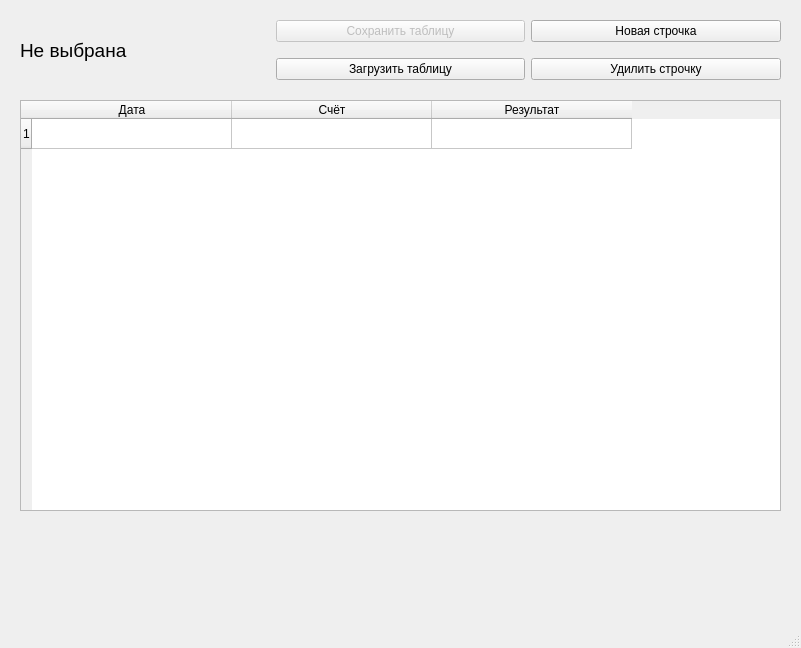
OgnestrelYT/Sport-Oracle, file test.ui: the form before one commit.
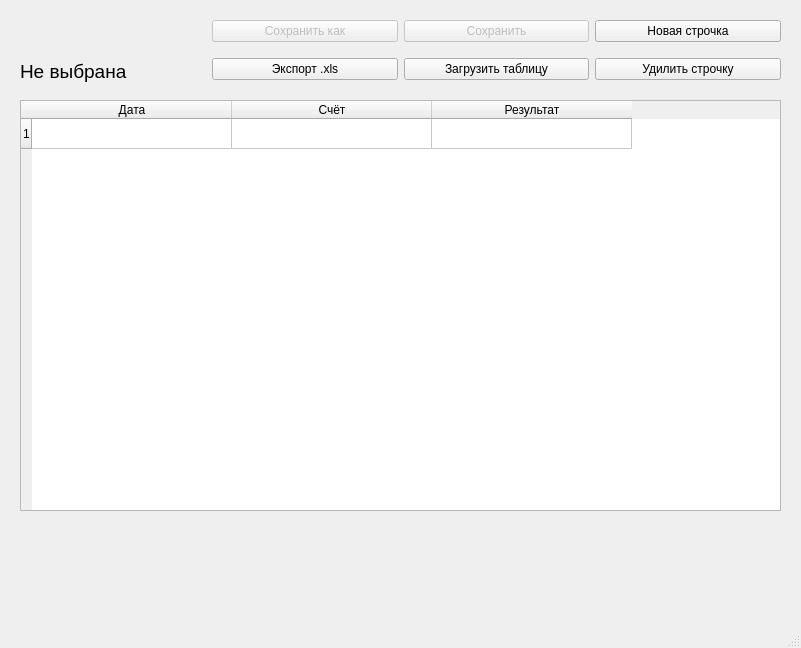
The form after the commit.

The edit to the form file:
```diff
--- a/test.ui
+++ b/test.ui
@@ -85,6 +85,20 @@
     </property>
     <layout class="QHBoxLayout" name="horizontalLayout">
      <item>
+      <layout class="QVBoxLayout" name="verticalLayout_2">
+       <item>
+        <widget class="QLabel" name="Error_Text">
+         <property name="font">
+          <font>
+           <pointsize>14</pointsize>
+          </font>
+         </property>
+         <property name="text">
+          <string/>
+         </property>
+        </widget>
+       </item>
+       <item>
       <widget class="QLabel" name="Team_Name_Text">
        <property name="font">
         <font>
@@ -96,6 +110,29 @@
        </property>
       </widget>
      </item>
+      </layout>
+     </item>
+     <item>
+      <layout class="QVBoxLayout" name="verticalLayout">
+       <item>
+        <widget class="QPushButton" name="Save_As_Table_Button">
+         <property name="enabled">
+          <bool>false</bool>
+         </property>
+         <property name="text">
+          <string>Сохранить как</string>
+         </property>
+        </widget>
+       </item>
+       <item>
+        <widget class="QPushButton" name="Export_Table_Button">
+         <property name="text">
+          <string>Экспорт .xls</string>
+         </property>
+        </widget>
+       </item>
+      </layout>
+     </item>
      <item>
       <layout class="QVBoxLayout" name="verticalLayout_3">
        <item>
@@ -104,7 +141,7 @@
           <bool>false</bool>
          </property>
          <property name="text">
-          <string>Сохранить таблицу</string>
+          <string>Сохранить</string>
          </property>
         </widget>
        </item>
```
Lines whose indentation alone changed are shown as unchanged.
